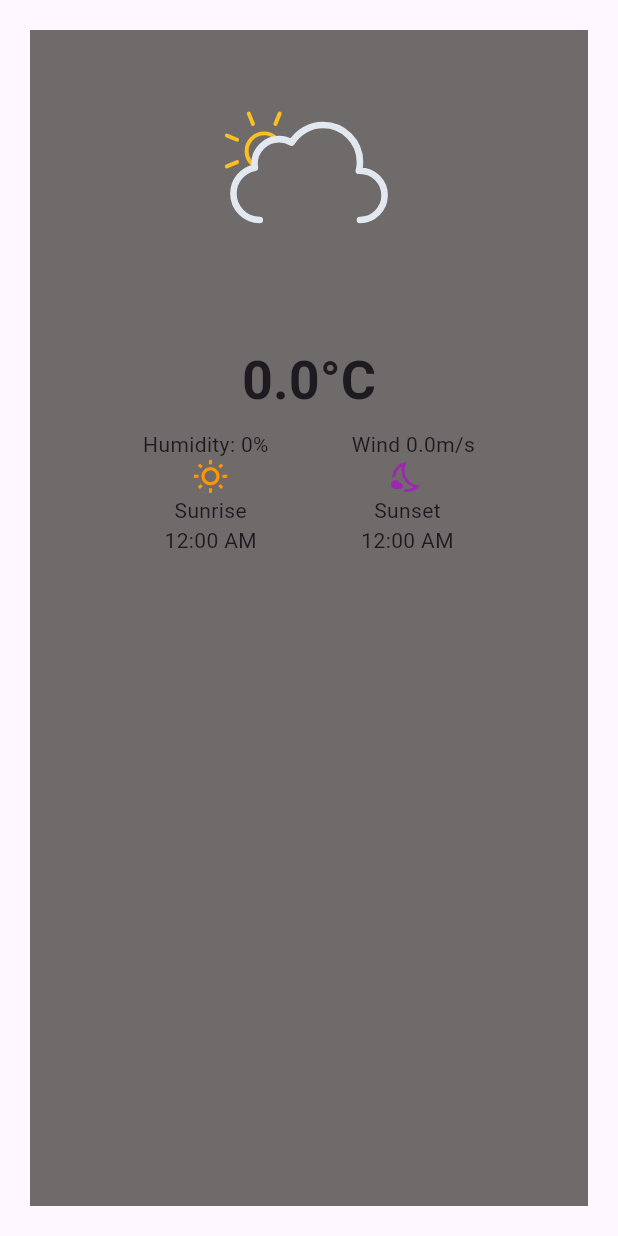
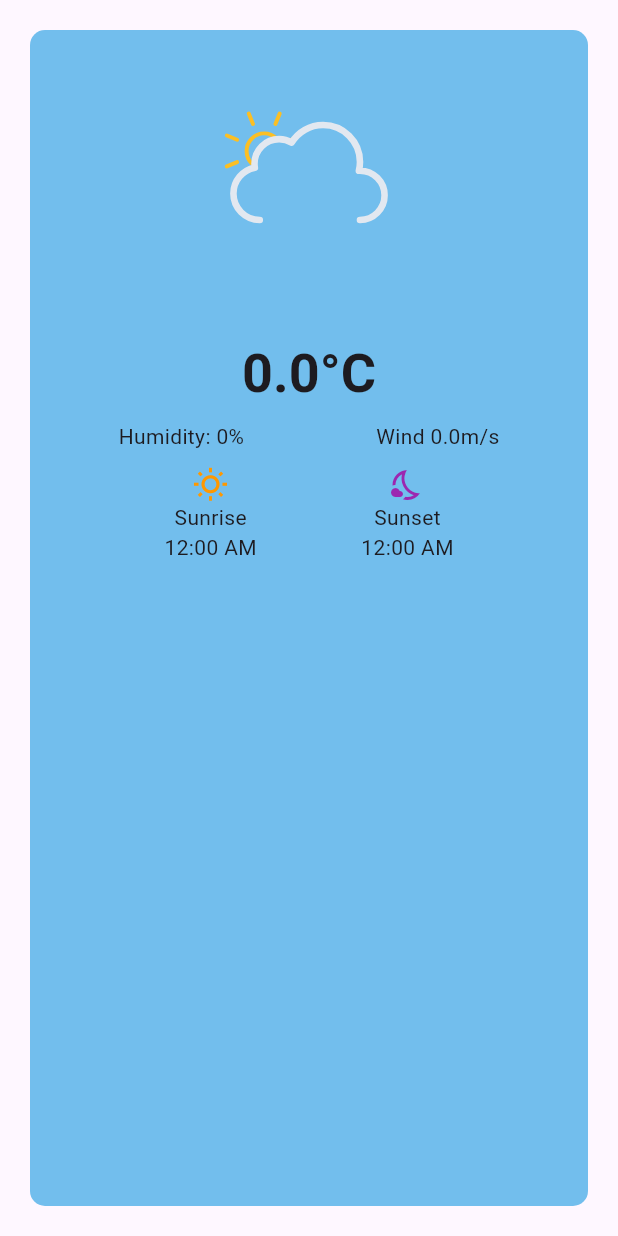
Before and after one commit to bibekparajuli39/WeatherApp-using-flutter, a Flutter app: the WeatherCard widget shown alone on an empty page, opened directly with empty values, on a phone screen of 412 x 824 dp. Run offline on Flutter 3.47's test engine with Material 3 defaults, Android fonts, the phone set to English and light mode, and no system bars; our stand-ins replace lottie.

Commit message:
making more efficency

```diff
--- a/lib/widgets/weather_card.dart
+++ b/lib/widgets/weather_card.dart
@@ -20,11 +20,13 @@ class WeatherCard extends StatelessWidget {
           margin: EdgeInsets.all(20),
           padding: EdgeInsets.all(20),
           decoration: BoxDecoration(
-            color: const Color.fromARGB(255, 112, 107, 107),
+            color: const Color.fromARGB(255, 114, 190, 237),
+            borderRadius: BorderRadius.circular(10),
           ),
           child: Column(
             mainAxisAlignment: MainAxisAlignment.start,
             children: [
+              // asset for weather
               Lottie.asset(
                 weather.description.contains('rain')
                     ? 'assets/rain.json'
@@ -35,11 +37,13 @@ class WeatherCard extends StatelessWidget {
                 height: 150,
                 width: 150,
               ),
+              //it show the name that user give input in input field
               Text(
                 weather.cityname,
                 style: Theme.of(context).textTheme.headlineSmall,
               ),
-              SizedBox(height: 10),
+              SizedBox(height: 5),
+              // it shows the temperatue of city that comes from api
               Text(
                 '${weather.temperature.toStringAsFixed(1)}°C',
                 style: Theme.of(
@@ -50,29 +54,34 @@ class WeatherCard extends StatelessWidget {
               Row(
                 mainAxisAlignment: MainAxisAlignment.spaceEvenly,
                 children: [
+                  //it shows humidity of cityname that come from api
                   Text(
                     'Humidity: ${weather.humidity}%',
                     style: Theme.of(context).textTheme.bodyMedium,
                   ),
-
+                  SizedBox(width: 10),
+                  // it shows windspeed
                   Text(
                     'Wind ${weather.windSpeed}m/s',
                     style: Theme.of(context).textTheme.bodyMedium,
                   ),
                 ],
               ),
+              SizedBox(height: 10),
               Row(
                 mainAxisAlignment: MainAxisAlignment.spaceEvenly,
                 children: [
                   Column(
                     children: [
+                      //it shows icon widget
                       Icon(Icons.wb_sunny_outlined, color: Colors.orange),
 
                       Text(
                         'Sunrise',
                         style: Theme.of(context).textTheme.bodyMedium,
                       ),
-
+                      SizedBox(width: 10),
+                      // it shows time in format 'hh/mm a'
                       Text(
                         formatTime(weather.sunrise),
                         style: Theme.of(context).textTheme.bodyMedium,
@@ -95,11 +104,6 @@ class WeatherCard extends StatelessWidget {
                   ),
                 ],
               ),
-              SizedBox(height: 10),
-              Row(
-                mainAxisAlignment: MainAxisAlignment.spaceBetween,
-                children: [],
-              ),
             ],
           ),
         ),
```
Also changed, not shown: lib/screens/home_screens.dart (+7 -1 lines).
